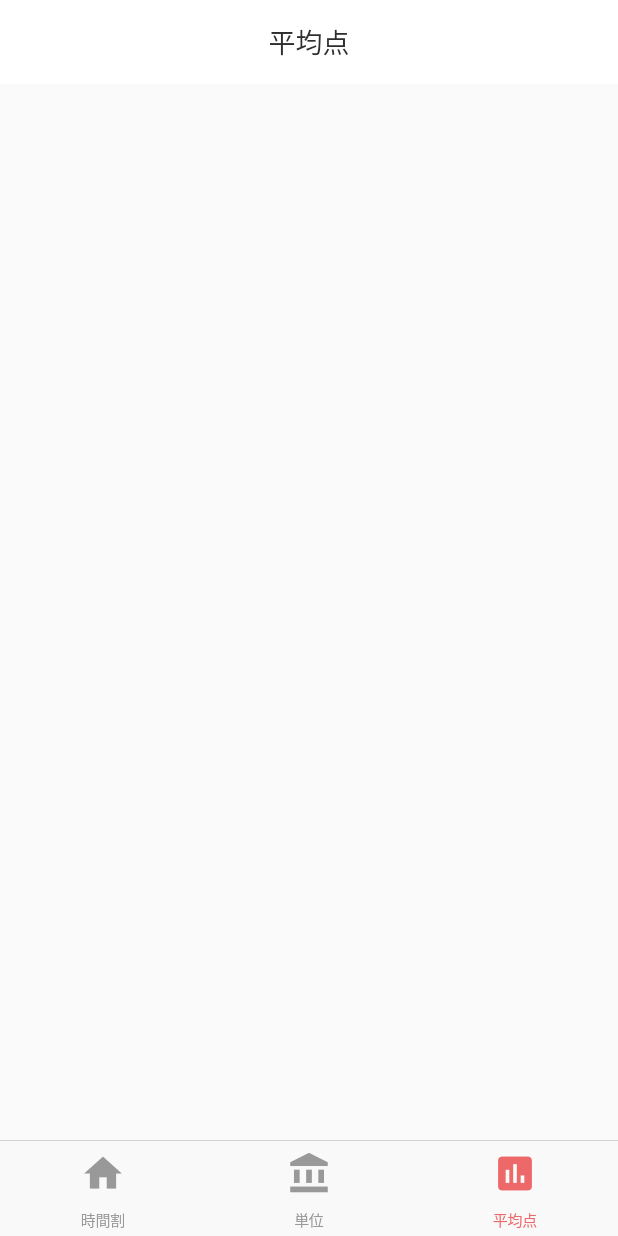
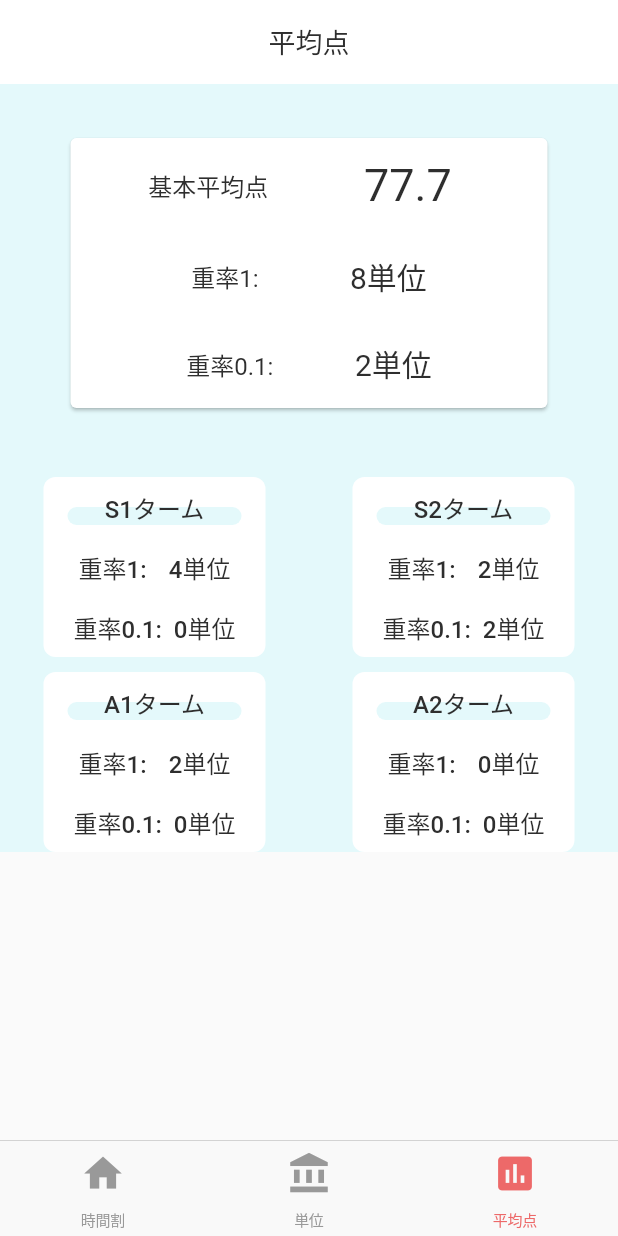
Before and after one commit to kaorulego5x/UTime, a Flutter app: the screen it shows after launch, item 3 of the bottom bar chosen, on a phone screen of 412 x 824 dp. Run offline on Flutter 3.47's test engine with Material 2 defaults, Android fonts, the phone set to English and light mode, and no system bars; Roboto replaces fonts that are missing (Noto Sans JP).

Commit message:
平均点ページの大体のUIを実装

```diff
--- /dev/null
+++ b/lib/average_details_dialog.dart
@@ -0,0 +1,61 @@
+import 'package:flutter/material.dart';
+import 'package:utime/modal_overlay.dart';
+import 'package:utime/utime_colors.dart';
+
+class AverageDetailsDialog {
+  BuildContext context;
+  // final String term;
+  AverageDetailsDialog(this.context) : super();
+
+  /*
+   * 表示
+   */
+  void showAverageDetailsDialog() {
+    Navigator.push(
+        context,
+        ModalOverlay(
+          Center(
+            child: Container(
+              width: 280,
+              height: 574,
+              decoration: BoxDecoration(
+                  borderRadius: BorderRadius.circular(12),
+                  color: UtimeColors.white),
+              child: Column(
+                children: [
+                  Container(
+                    width: 280,
+                    height: 60,
+                    decoration: const BoxDecoration(
+                        borderRadius: BorderRadius.only(
+                          topRight: Radius.circular(12),
+                          topLeft: Radius.circular(12),
+                        ),
+                        color: UtimeColors.backgroundColor),
+                    alignment: Alignment.center,
+                    child: const Text(
+                      'S1ターム',
+                      style: TextStyle(
+                        fontSize: 18,
+                        color: UtimeColors.textColor,
+                      ),
+                    ),
+                  ),
+                ],
+              ),
+            ),
+          ),
+          //backボタンを有効にするかどうか
+          isAndroidBackEnable: true,
+        ));
+  }
+
+  /*
+   * 非表示
+   */
+  void hideCustomDialog() {
+    Navigator.of(context).pop();
+  }
+
+  void setState(Null Function() param0) {}
+}
--- a/lib/average_score.dart
+++ b/lib/average_score.dart
@@ -1,4 +1,5 @@
 import 'package:flutter/material.dart';
+import 'package:utime/average_term.dart';
 import 'package:utime/utime_colors.dart';
 
 class AverageScore extends StatefulWidget {
@@ -25,6 +26,136 @@ class _AverageScoreState extends State<AverageScore> {
         backgroundColor: UtimeColors.white,
         elevation: 0.0,
       ),
+
+      body: SingleChildScrollView(
+        child: Container(
+          margin: const EdgeInsets.only(bottom: 64),
+          color: UtimeColors.backgroundColor,
+          // height: screenHeight,
+          child: Center(
+            child: Column(
+              children:[
+                //基本平均点
+                Container(
+                  padding: EdgeInsets.all(32.0),
+                  child: SizedBox(
+                    height: 188,
+                    width: 326,
+                    child: Card(
+                      child: Column(
+                        mainAxisAlignment: MainAxisAlignment.spaceAround,
+                        children: [
+                          Container(
+                            child: Row(
+                              mainAxisAlignment: MainAxisAlignment.spaceAround,
+                              children: [
+                                Container(
+                                  padding: EdgeInsets.only(left: 20),
+                                  child: Text(
+                                    '基本平均点',
+                                    style: TextStyle(
+                                      fontSize: 16,
+                                      color: UtimeColors.textColor,
+                                    ),
+                                  ),
+                                ),
+                                Container(
+                                  padding: EdgeInsets.only(right: 32),
+                                  child: Text(
+                                    '77.7',
+                                    style: TextStyle(
+                                      fontSize: 30,
+                                      color: UtimeColors.textColor,
+                                    ),
+                                  ),
+                                )
+                              ],
+                            ),
+                          ),
+                          Container(
+                            child: Row(
+                              mainAxisAlignment: MainAxisAlignment.spaceAround,
+                              children: [
+                                Container(
+                                  padding: EdgeInsets.only(left: 50),
+                                  child: Text(
+                                    '重率1:',
+                                    style: TextStyle(
+                                      fontSize: 16,
+                                      color: UtimeColors.textColor,
+                                    ),
+                                  ),
+                                ),
+                                Container(
+                                  padding: EdgeInsets.only(right: 50),
+                                  child: Text(
+                                    '8単位',
+                                    style: TextStyle(
+                                      fontSize: 20,
+                                      color: UtimeColors.textColor,
+                                    ),
+                                  ),
+                                )
+                              ],
+                            ),
+                          ),
+                          Container(
+                            child: Row(
+                              mainAxisAlignment: MainAxisAlignment.spaceAround,
+                              children: [
+                                Container(
+                                  padding: EdgeInsets.only(left: 50),
+                                  child: Text(
+                                    '重率0.1:',
+                                    style: TextStyle(
+                                      fontSize: 16,
+                                      color: UtimeColors.textColor,
+                                    ),
+                                  ),
+                                ),
+                                Container(
+                                  padding: EdgeInsets.only(right: 50),
+                                  child: Text(
+                                    '2単位',
+                                    style: TextStyle(
+                                      fontSize: 20,
+                                      color: UtimeColors.textColor,
+                                    ),
+                                  ),
+                                )
+                              ],
+                            ),
+                          ),
+                        ]
+                      ),
+                    ),
+                  ),
+                ),
+                Container(
+                  // padding: EdgeInsets.all(32.0),
+                  child: Row(
+                    mainAxisAlignment: MainAxisAlignment.spaceAround,
+                    children: [
+                      AverageTerm("S1ターム", "4単位", "0単位"),
+                      AverageTerm("S2ターム", "2単位", "2単位")
+                    ]
+                  )
+                ),
+                Container(
+                  // padding: EdgeInsets.all(32.0),
+                  child: Row(
+                    mainAxisAlignment: MainAxisAlignment.spaceAround,
+                    children: [
+                      AverageTerm("A1ターム", "2単位", "0単位"),
+                      AverageTerm("A2ターム", "0単位", "0単位")
+                    ]
+                  )
+                ),
+              ]
+            )
+          )
+        )
+      ),
     );
   }
 }
--- /dev/null
+++ b/lib/average_term.dart
@@ -0,0 +1,118 @@
+import 'package:flutter/material.dart';
+import 'package:utime/utime_colors.dart';
+import 'package:utime/average_details_dialog.dart';
+
+class AverageTerm extends StatelessWidget {
+  // const AverageTerm({Key? key}) : super(key: key);
+  final String term;
+  final String one;
+  final String zeroPointOne;
+  const AverageTerm(this.term, this.one, this.zeroPointOne);
+
+  @override
+  Widget build(BuildContext context) {
+    return SizedBox(
+      child: Container(
+        height: 120,
+        width: 148,
+        margin: const EdgeInsets.only(top: 10),
+        child: ElevatedButton(
+          onPressed: () {
+            AverageDetailsDialog(
+              context,
+            ).showAverageDetailsDialog();
+          },
+          style: ElevatedButton.styleFrom(
+            primary: UtimeColors.white,
+            elevation: 0,
+            shape: RoundedRectangleBorder(
+              borderRadius: BorderRadius.circular(8),
+            ),
+          ),
+          child: Column(
+            mainAxisAlignment: MainAxisAlignment.spaceAround,
+            children: [
+              Container(
+                alignment: Alignment.center,
+                child: Stack(children: <Widget>[
+                  Container(
+                    height: 12,
+                    margin: const EdgeInsets.only(top: 12),
+                    decoration: BoxDecoration(
+                      borderRadius: BorderRadius.circular(8),
+                      color: UtimeColors.backgroundColor,
+                    ),
+                  ),
+                  Container(
+                    alignment: Alignment.center,
+                    child: Text(
+                      term,
+                      style: TextStyle(
+                        fontSize: 16,
+                        color: UtimeColors.textColor,
+                      ),
+                    ),
+                  ),
+                ])
+              ),
+              Container(
+                child: Row(
+                  mainAxisAlignment: MainAxisAlignment.spaceAround,
+                  children: [
+                    Container(
+                      // padding: EdgeInsets.only(left: 20),
+                      child: Text(
+                        '重率1:',
+                        style: TextStyle(
+                          fontSize: 16,
+                          color: UtimeColors.textColor,
+                        ),
+                      ),
+                    ),
+                    Container(
+                      // padding: EdgeInsets.only(right: 32),
+                      child: Text(
+                        one,
+                        style: TextStyle(
+                          fontSize: 16,
+                          color: UtimeColors.textColor,
+                        ),
+                      ),
+                    ),
+                  ],
+                ),
+              ),
+              Container(
+                child: Row(
+                  mainAxisAlignment: MainAxisAlignment.spaceAround,
+                  children: [
+                    Container(
+                      // padding: EdgeInsets.only(left: 20),
+                      child: Text(
+                        '重率0.1:',
+                        style: TextStyle(
+                          fontSize: 16,
+                          color: UtimeColors.textColor,
+                        ),
+                      ),
+                    ),
+                    Container(
+                      // padding: EdgeInsets.only(right: 32),
+                      child: Text(
+                        zeroPointOne,
+                        style: TextStyle(
+                          fontSize: 16,
+                          color: UtimeColors.textColor,
+                        ),
+                      ),
+                    ),
+                  ],
+                ),
+              ),
+            ]
+          ),
+        ),
+      )
+    );
+  }
+}
--- a/lib/credits_number.dart
+++ b/lib/credits_number.dart
@@ -39,6 +39,7 @@ class _CreditsNumberState extends State<CreditsNumber> {
       body: SingleChildScrollView(
         child: Container(
           color: UtimeColors.backgroundColor,
+          margin: const EdgeInsets.only(bottom: 64),
           padding: const EdgeInsets.only(right: 32, left: 32),
           child: Center(
             child: Column(
```
